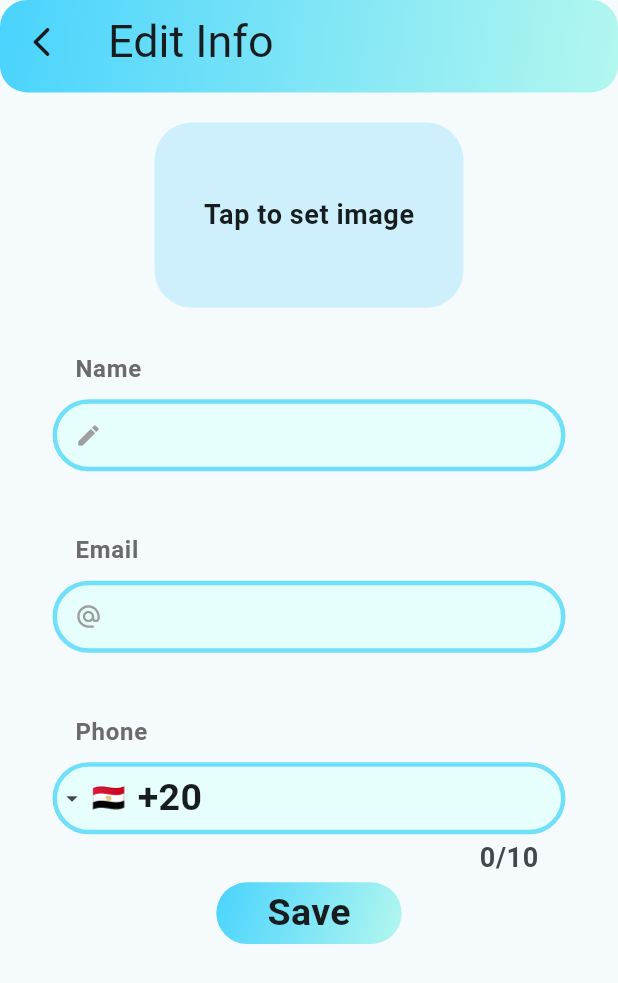
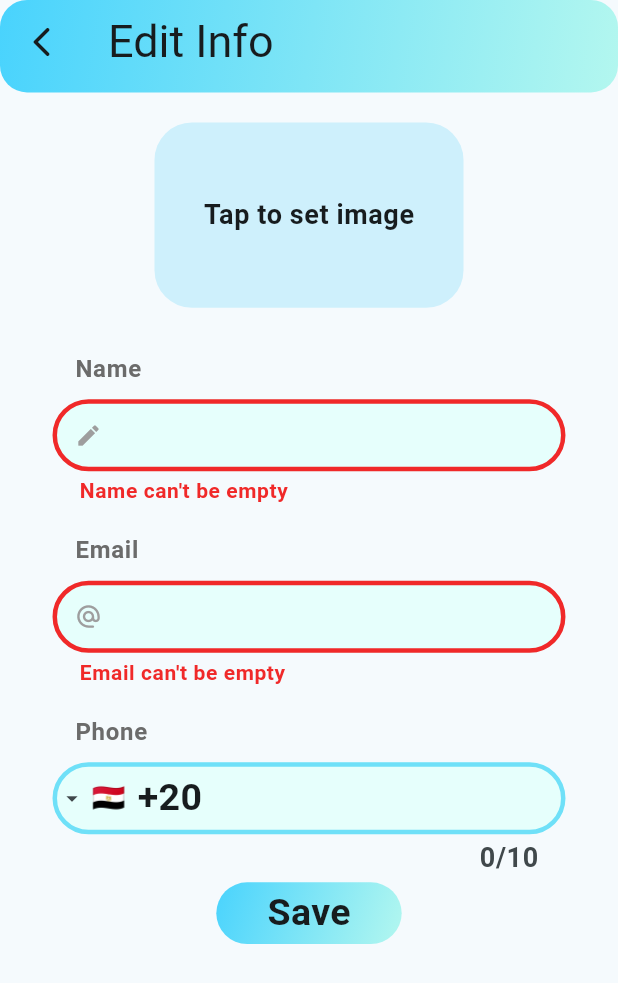
Before and after one commit to SG2505/Hedieaty-Mobile-Project, a Flutter app: the EditInfoScreen screen opened by its route, after a tap on "Save", on a phone screen of 412 x 824 dp. Shown: the top 983 px of the screen. Run offline on Flutter 3.47's test engine with Material 3 defaults, Android fonts, the phone set to English and light mode, and no system bars; drawn by our look-alikes of intl_phone_field; our stand-ins replace cloud_firestore, firebase_auth, firebase_core, flutter_screenutil, flutter_snake_navigationbar, go_router and 3 more; accounts and stored records are empty; Roboto replaces fonts that are missing (League Spartan, LeckerliOne).

Commit message:
added sqlite db, added AddEditEvent Screen, fixed some bugs

```diff
--- a/lib/Config/router.dart
+++ b/lib/Config/router.dart
@@ -1,6 +1,8 @@
 import 'package:flutter/material.dart';
 import 'package:go_router/go_router.dart';
+import 'package:hedieaty/Model/Event.dart';
 import 'package:hedieaty/View/EditInfo/EditInfoScreen.dart';
+import 'package:hedieaty/View/EventDetails/AddEditEvent.dart';
 import 'package:hedieaty/View/EventDetails/EventDetailsScreen.dart';
 import 'package:hedieaty/View/FriendGiftList/FriendGiftList.dart';
 import 'package:hedieaty/View/FriendPage/FriendEvents.dart';
@@ -25,6 +27,14 @@ class RouterClass {
           return const Loginscreen();
         },
       ),
+      // Sign Up Route (Root level)
+      GoRoute(
+        path: '/SignUpScreen',
+        name: 'signup',
+        builder: (BuildContext context, GoRouterState state) {
+          return const SignUpScreen();
+        },
+      ),
 
       // Home Screen Route (Root level)
       GoRoute(
@@ -47,6 +57,16 @@ class RouterClass {
             name: 'eventDetails',
             builder: (BuildContext context, GoRouterState state) {
               return const EventDetails();
+            },
+          ),
+          GoRoute(
+            path: 'AddEditEvents',
+            name: 'addEditEvents',
+            builder: (context, state) {
+              final event = state.extra as Event?;
+              return AddEditEventScreen(
+                  event:
+                      event); // Pass the event to the AddEditEventScreen if editing
             },
           ),
           GoRoute(
@@ -100,15 +120,6 @@ class RouterClass {
           ),
         ],
       ),
-
-      // Sign Up Route (Root level)
-      GoRoute(
-        path: '/SignUpScreen',
-        name: 'signup',
-        builder: (BuildContext context, GoRouterState state) {
-          return const SignUpScreen();
-        },
-      ),
     ],
   );
 }
--- a/lib/Controller/UserController.dart
+++ b/lib/Controller/UserController.dart
@@ -1,5 +1,6 @@
 import 'package:firebase_auth/firebase_auth.dart';
 import 'package:hedieaty/Model/AppUser.dart';
+import 'package:hedieaty/SQL_Local/LocalDB.dart';
 import 'package:hedieaty/Services/AuthService.dart';
 import 'package:hedieaty/Services/FirebaseUserService.dart';
 import 'package:hedieaty/main.dart';
@@ -7,6 +8,7 @@ import 'package:hedieaty/main.dart';
 class UserController {
   static final Authservice _authservice = Authservice();
   static final FirebaseUserService _firebaseUserService = FirebaseUserService();
+  static final LocalDB _localDB = LocalDB();
 
   /// Handle user signup and return a status message.
   static Future<String> handleSignUp({
@@ -30,6 +32,8 @@ class UserController {
       );
 
       await _firebaseUserService.createUser(newUser);
+      await _localDB.insertUser(newUser);
+      currentUser = newUser;
       return 'Sign Up Successful.';
     } else if (result is String) {
       // Failure: Return the error message
@@ -54,4 +58,58 @@ class UserController {
       return result;
     }
   }
+
+  static Future<dynamic> updateUser({
+    required String userId,
+    required String name,
+    required String email,
+    required String phoneNumber,
+    String? profilePictureUrl,
+    Map<String, dynamic>? preferences,
+  }) async {
+    try {
+      // Update the user in Firebase
+      bool firebaseUpdateResult =
+          await _firebaseUserService.updateUser(userId, {
+        'name': name,
+        'email': email,
+        'phoneNumber': phoneNumber,
+        'profilePictureUrl': profilePictureUrl,
+        'preferences': preferences,
+      });
+
+      if (firebaseUpdateResult) {
+        // Update the user in the local database
+        AppUser updatedUser = AppUser(
+          id: userId,
+          name: name,
+          email: email,
+          phoneNumber: phoneNumber,
+          profilePictureUrl: profilePictureUrl,
+          preferences: preferences,
+        );
+
+        await _localDB.updateUser(updatedUser);
+        currentUser = updatedUser;
+
+        // Debug: Fetch the updated user from the local database and print it
+        AppUser? fetchedUser = await _localDB.getUserById(userId);
+        if (fetchedUser != null) {
+          print('Updated user from local DB:');
+          print('Name: ${fetchedUser.name}');
+          print('Email: ${fetchedUser.email}');
+          print('Phone: ${fetchedUser.phoneNumber}');
+          print('Profile Picture URL: ${fetchedUser.profilePictureUrl}');
+          print('Preferences: ${fetchedUser.preferences}');
+        } else {
+          print('User not found in local database.');
+        }
+        return true;
+      } else {
+        return false;
+      }
+    } catch (e) {
+      return 'An error occurred while updating user data: $e';
+    }
+  }
 }
--- a/lib/View/EditInfo/EditInfoScreen.dart
+++ b/lib/View/EditInfo/EditInfoScreen.dart
@@ -1,9 +1,12 @@
 import 'package:flutter/material.dart';
 import 'package:flutter_screenutil/flutter_screenutil.dart';
 import 'package:hedieaty/Config/theme.dart';
+import 'package:hedieaty/Controller/UserController.dart';
 import 'package:hedieaty/View/Widgets/AppBar.dart';
 import 'package:hedieaty/View/Widgets/GradientButton.dart';
+import 'package:hedieaty/main.dart';
 import 'package:intl_phone_field/intl_phone_field.dart';
+import 'package:loading_animation_widget/loading_animation_widget.dart';
 
 class EditInfoScreen extends StatefulWidget {
   const EditInfoScreen({super.key});
@@ -16,11 +19,18 @@ class _EditInfoScreenState extends State<EditInfoScreen> {
   TextEditingController nameController = TextEditingController();
   TextEditingController emailController = TextEditingController();
   TextEditingController phoneController = TextEditingController();
-  TextEditingController dateController = TextEditingController();
-  TextEditingController genderController = TextEditingController();
   final editInfoFormKey = GlobalKey<FormState>();
 
   var completePhoneNumber = '';
+  bool isLoading = false;
+
+  @override
+  void initState() {
+    super.initState();
+    nameController = TextEditingController(text: currentUser.name);
+    emailController = TextEditingController(text: currentUser.email);
+    // phoneController = TextEditingController(text: currentUser.phoneNumber);
+  }
 
   @override
   Widget build(BuildContext context) {
@@ -112,6 +122,7 @@ class _EditInfoScreenState extends State<EditInfoScreen> {
                 width: 0.83.sw,
                 height: 80,
                 child: IntlPhoneField(
+                  initialValue: currentUser.phoneNumber,
                   style: ThemeClass.theme.textTheme.bodyMedium,
                   controller: phoneController,
                   decoration: ThemeClass.textFormFieldDecoration(),
@@ -121,11 +132,43 @@ class _EditInfoScreenState extends State<EditInfoScreen> {
                   },
                 ),
               ),
-              GradientButton(
-                  width: 0.3.sw,
-                  height: 0.05.sh,
-                  label: 'Save',
-                  onPressed: () {}),
+              isLoading
+                  ? LoadingAnimationWidget.fourRotatingDots(
+                      color: Color.fromRGBO(76, 212, 253, 1), size: 40)
+                  : GradientButton(
+                      width: 0.3.sw,
+                      height: 0.05.sh,
+                      label: 'Save',
+                      onPressed: () async {
+                        if (editInfoFormKey.currentState!.validate()) {
+                          setState(() {
+                            isLoading = true;
+                          });
+                          var result = await UserController.updateUser(
+                            userId: currentUser.id!,
+                            name: nameController.text,
+                            email: emailController.text.trim(),
+                            phoneNumber: phoneController.text,
+                            profilePictureUrl: currentUser.profilePictureUrl,
+                            preferences: currentUser.preferences,
+                          );
+
+                          // Handle the result (show message, navigate, etc.)
+                          if (result) {
+                            setState(() {
+                              isLoading = false;
+                            });
+                            // Show success message or navigate to another screen
+                            ScaffoldMessenger.of(context).showSnackBar(
+                                SnackBar(content: Text("updated")));
+                          } else {
+                            // Show error message
+                            ScaffoldMessenger.of(context)
+                                .showSnackBar(SnackBar(content: Text(result)));
+                          }
+                        }
+                      },
+                    ),
               const SizedBox(
                 height: 20,
               ),
--- a/lib/View/EventDetails/EventDetailsScreen.dart
+++ b/lib/View/EventDetails/EventDetailsScreen.dart
@@ -1,5 +1,6 @@
 import 'package:flutter/material.dart';
 import 'package:flutter_screenutil/flutter_screenutil.dart';
+import 'package:go_router/go_router.dart';
 import 'package:hedieaty/View/EventDetails/EventDetailsTile.dart';
 import 'package:hedieaty/View/Widgets/AppBar.dart';
 
@@ -16,7 +17,9 @@ class _EventDetailsState extends State<EventDetails> {
     return Scaffold(
       appBar: CustomAppBar(appBarActions: [
         IconButton(
-            onPressed: () {},
+            onPressed: () {
+              context.pushNamed("addEditEvents");
+            },
             icon: Image.asset(
                 width: 35,
                 height: 35,
--- a/pubspec.yaml
+++ b/pubspec.yaml
@@ -43,6 +43,10 @@ dependencies:
   firebase_auth: ^5.3.3
   intl_phone_field: ^3.2.0
   toastification: ^2.3.0
+  sqflite: ^2.4.1
+  path: ^1.9.0
+  loading_animation_widget: ^1.3.0
+  intl: ^0.20.1
 
 
 
```
Also changed, not shown: lib/SQL_Local/LocalDB.dart (added, +237 -0 lines), lib/Services/FirebaseUserService.dart (+5 -4 lines), lib/View/EventDetails/AddEditEvent.dart (added, +211 -0 lines), lib/View/Login/LoginScreen.dart (+12 -1 lines), lib/View/SignUp/SignUpScreen.dart (+18 -3 lines), lib/main.dart (+6 -3 lines), pubspec.lock, 3 other files.
